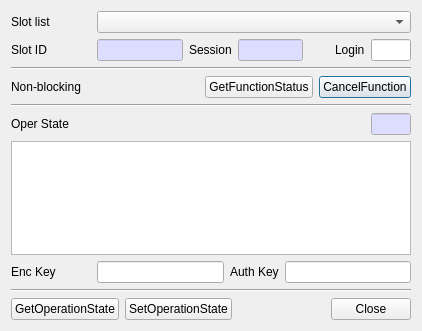
jykim74/CryptokiMan, file CryptokiMan/oper_state_dlg.ui: the form before one commit.
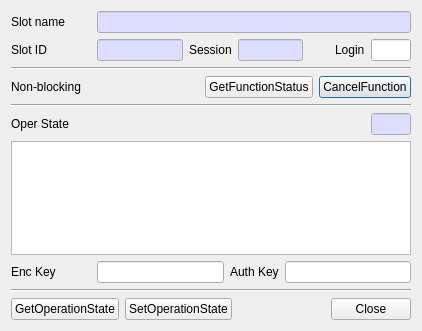
The form after the commit.

Commit message: Slot List 를 모두 Slot Name 변경

Patch:
```diff
--- a/CryptokiMan/oper_state_dlg.ui
+++ b/CryptokiMan/oper_state_dlg.ui
@@ -25,17 +25,41 @@
         </size>
        </property>
        <property name="text">
-        <string>Slot list</string>
+        <string>Slot name</string>
        </property>
       </widget>
      </item>
      <item row="0" column="1">
-      <widget class="QComboBox" name="mSlotsCombo">
-       <property name="sizePolicy">
-        <sizepolicy hsizetype="Preferred" vsizetype="Fixed">
-         <horstretch>1</horstretch>
-         <verstretch>0</verstretch>
-        </sizepolicy>
+      <widget class="QLineEdit" name="mSlotNameText">
+       <property name="palette">
+        <palette>
+         <active>
+          <colorrole role="Base">
+           <brush brushstyle="SolidPattern">
+            <color alpha="255">
+             <red>221</red>
+             <green>221</green>
+             <blue>255</blue>
+            </color>
+           </brush>
+          </colorrole>
+         </active>
+         <inactive>
+          <colorrole role="Base">
+           <brush brushstyle="SolidPattern">
+            <color alpha="255">
+             <red>221</red>
+             <green>221</green>
+             <blue>255</blue>
+            </color>
+           </brush>
+          </colorrole>
+         </inactive>
+         <disabled/>
+        </palette>
+       </property>
+       <property name="readOnly">
+        <bool>true</bool>
        </property>
       </widget>
      </item>
```
Left out of the diff: 55 changed lines with no effect on the pictures. The commit also changes 116 other files.
